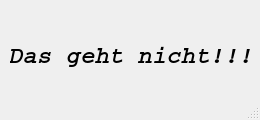
Old version of the form achtung.ui in the repository Bradyphrenia/prothesen.
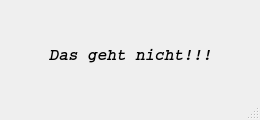
New version of the form.

The edit to the form file:
```diff
--- a/achtung.ui
+++ b/achtung.ui
@@ -34,7 +34,7 @@
   <property name="font">
    <font>
     <family>Arial</family>
-    <pointsize>14</pointsize>
+    <pointsize>12</pointsize>
     <kerning>false</kerning>
    </font>
   </property>
@@ -59,7 +59,6 @@
    <property name="font">
     <font>
      <family>Courier</family>
-     <pointsize>18</pointsize>
      <weight>75</weight>
      <italic>true</italic>
      <bold>true</bold>
```
